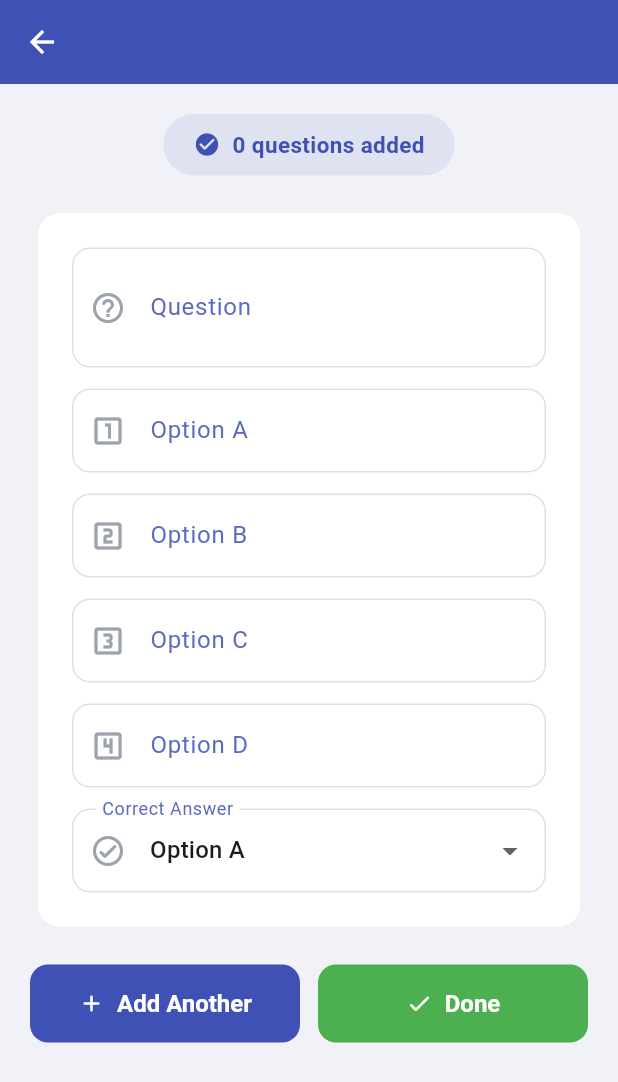
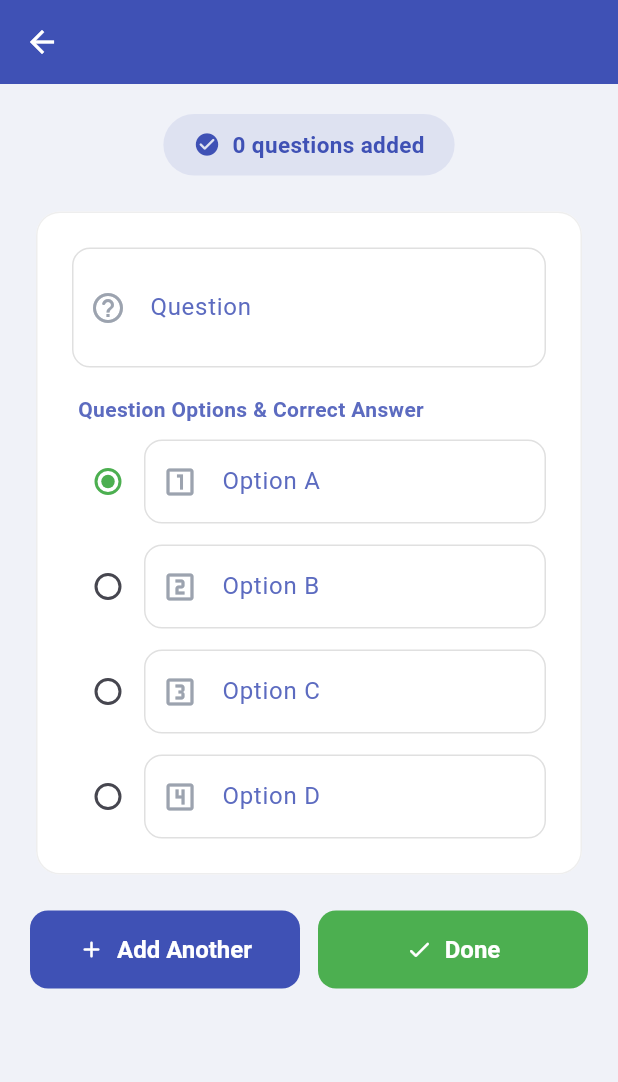
Before and after one commit to Amiry00/IIUC_Industrial_training, a Flutter app: the AddQuestion screen opened directly with empty values, on a phone screen of 412 x 824 dp. Shown: the top 1082 px of the screen. Run offline on Flutter 3.47's test engine with Material 3 defaults, Android fonts, the phone set to English and light mode, and no system bars; our stand-ins replace sqflite, sqflite_common_ffi; accounts and stored records are empty.

Commit message:
Quize App Upgrade Version

```diff
--- a/flutter/quize_app_Upgrade/lib/database/db_helper.dart
+++ b/flutter/quize_app_Upgrade/lib/database/db_helper.dart
@@ -113,12 +113,12 @@ class DBHelper {
     return await db.insert('exams', exam.toMap());
   }
 
-  Future<List<Exam>> getExamsByAdmin(int adminId) async {
+  Future<List<Exam>> getExamsByTeacher(int teacherId) async {
     final db = await database;
     final maps = await db.query(
       'exams',
       where: 'created_by = ?',
-      whereArgs: [adminId],
+      whereArgs: [teacherId],
     );
     return maps.map((map) => Exam.fromMap(map)).toList();
   }
--- a/flutter/quize_app_Upgrade/lib/screens/login_screen.dart
+++ b/flutter/quize_app_Upgrade/lib/screens/login_screen.dart
@@ -3,7 +3,7 @@ import 'package:flutter/material.dart';
 import '../database/db_helper.dart';
 import '../models/user.dart';
 import 'register_screen.dart';
-import 'admin/admin_dashboard.dart';
+import 'teacher/teacher_dashboard.dart';
 import 'student/student_dashboard.dart';
 
 class LoginScreen extends StatefulWidget {
@@ -46,11 +46,11 @@ class _LoginScreenState extends State<LoginScreen> {
       return;
     }
 
-    if (user.role == 'admin') {
+    if (user.role == 'teacher' || user.role == 'admin') {
       Navigator.pushReplacement(
         context,
         MaterialPageRoute(
-          builder: (_) => AdminDashboard(user: user),
+          builder: (_) => TeacherDashboard(user: user),
         ),
       );
     } else {
--- a/flutter/quize_app_Upgrade/lib/screens/register_screen.dart
+++ b/flutter/quize_app_Upgrade/lib/screens/register_screen.dart
@@ -180,8 +180,8 @@ class _RegisterScreenState extends State<RegisterScreen> {
                                 child: Text('Student'),
                               ),
                               DropdownMenuItem(
-                                value: 'admin',
-                                child: Text('Admin'),
+                                value: 'teacher',
+                                child: Text('Teacher'),
                               ),
                             ],
                             onChanged: (value) {
--- a/flutter/quize_app_Upgrade/lib/screens/admin/add_question.dart
+++ b/flutter/quize_app_Upgrade/lib/screens/teacher/add_question.dart
@@ -164,8 +164,33 @@ class _AddQuestionState extends State<AddQuestion> {
                         validator: (v) =>
                             v == null || v.trim().isEmpty ? 'Required' : null,
                       ),
-                      const SizedBox(height: 14),
-                      TextFormField(
+                      const SizedBox(height: 18),
+                      const Align(
+                        alignment: Alignment.centerLeft,
+                        child: Padding(
+                          padding: EdgeInsets.only(left: 4),
+                          child: Text(
+                            'Question Options & Correct Answer',
+                            style: TextStyle(
+                              fontSize: 14,
+                              fontWeight: FontWeight.w600,
+                              color: Color(0xFF5C6BC0),
+                            ),
+                          ),
+                        ),
+                      ),
+                      const SizedBox(height: 10),
+                      Row(
+                        crossAxisAlignment: CrossAxisAlignment.center,
+                        children: [
+                          Radio<String>(
+                            value: 'A',
+                            groupValue: _correctOption,
+                            activeColor: const Color(0xFF4CAF50),
+                            onChanged: (v) => setState(() => _correctOption = v!),
+                          ),
+                          Expanded(
+                            child: TextFormField(
                               controller: optionAController,
                               decoration: const InputDecoration(
                                 labelText: 'Option A',
@@ -174,8 +199,21 @@ class _AddQuestionState extends State<AddQuestion> {
                               validator: (v) =>
                                   v == null || v.trim().isEmpty ? 'Required' : null,
                             ),
+                          ),
+                        ],
+                      ),
                       const SizedBox(height: 14),
-                      TextFormField(
+                      Row(
+                        crossAxisAlignment: CrossAxisAlignment.center,
+                        children: [
+                          Radio<String>(
+                            value: 'B',
+                            groupValue: _correctOption,
+                            activeColor: const Color(0xFF4CAF50),
+                            onChanged: (v) => setState(() => _correctOption = v!),
+                          ),
+                          Expanded(
+                            child: TextFormField(
                               controller: optionBController,
                               decoration: const InputDecoration(
                                 labelText: 'Option B',
@@ -184,8 +222,21 @@ class _AddQuestionState extends State<AddQuestion> {
                               validator: (v) =>
                                   v == null || v.trim().isEmpty ? 'Required' : null,
                             ),
+                          ),
+                        ],
+                      ),
                       const SizedBox(height: 14),
-                      TextFormField(
+                      Row(
+                        crossAxisAlignment: CrossAxisAlignment.center,
+                        children: [
+                          Radio<String>(
+                            value: 'C',
+                            groupValue: _correctOption,
+                            activeColor: const Color(0xFF4CAF50),
+                            onChanged: (v) => setState(() => _correctOption = v!),
+                          ),
+                          Expanded(
+                            child: TextFormField(
                               controller: optionCController,
                               decoration: const InputDecoration(
                                 labelText: 'Option C',
@@ -194,8 +245,21 @@ class _AddQuestionState extends State<AddQuestion> {
                               validator: (v) =>
                                   v == null || v.trim().isEmpty ? 'Required' : null,
                             ),
+                          ),
+                        ],
+                      ),
                       const SizedBox(height: 14),
-                      TextFormField(
+                      Row(
+                        crossAxisAlignment: CrossAxisAlignment.center,
+                        children: [
+                          Radio<String>(
+                            value: 'D',
+                            groupValue: _correctOption,
+                            activeColor: const Color(0xFF4CAF50),
+                            onChanged: (v) => setState(() => _correctOption = v!),
+                          ),
+                          Expanded(
+                            child: TextFormField(
                               controller: optionDController,
                               decoration: const InputDecoration(
                                 labelText: 'Option D',
@@ -204,20 +268,8 @@ class _AddQuestionState extends State<AddQuestion> {
                               validator: (v) =>
                                   v == null || v.trim().isEmpty ? 'Required' : null,
                             ),
-                      const SizedBox(height: 14),
-                      DropdownButtonFormField<String>(
-                        initialValue: _correctOption,
-                        dropdownColor: Colors.white,
-                        decoration: const InputDecoration(
-                          labelText: 'Correct Answer',
-                          prefixIcon: Icon(Icons.check_circle_outline_rounded),
                           ),
-                        items: ['A', 'B', 'C', 'D']
-                            .map((o) => DropdownMenuItem(
-                                value: o, child: Text('Option $o')))
-                            .toList(),
-                        onChanged: (v) =>
-                            setState(() => _correctOption = v!),
+                        ],
                       ),
                     ],
                   ),
--- a/flutter/quize_app_Upgrade/lib/screens/admin/create_exam.dart
+++ b/flutter/quize_app_Upgrade/lib/screens/teacher/create_exam.dart
@@ -3,9 +3,9 @@ import '../../database/db_helper.dart';
 import '../../models/exam.dart';
 
 class CreateExam extends StatefulWidget {
-  final int adminId;
+  final int teacherId;
 
-  const CreateExam({super.key, required this.adminId});
+  const CreateExam({super.key, required this.teacherId});
 
   @override
   State<CreateExam> createState() => _CreateExamState();
@@ -24,7 +24,7 @@ class _CreateExamState extends State<CreateExam> {
 
     final exam = Exam(
       title: titleController.text.trim(),
-      createdBy: widget.adminId,
+      createdBy: widget.teacherId,
     );
 
     final dbHelper = DBHelper();
```
Also changed, not shown: flutter/quize_app_Upgrade/lib/screens/teacher/teacher_dashboard.dart (renamed from flutter/quize_app_Upgrade/lib/screens/admin/admin_dashboard.dart, +7 -7 lines). Lines whose indentation alone changed are shown as unchanged.
